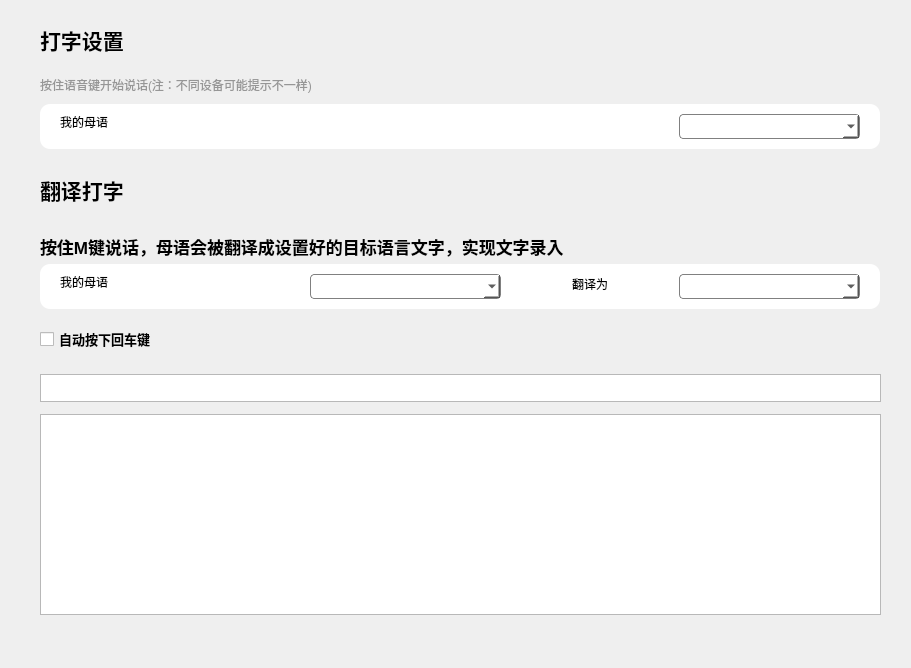
Above: EasyPointer/DialogTypeWord.ui from wlffeng2008/EasyPointer before the change. Below: the same form after it.
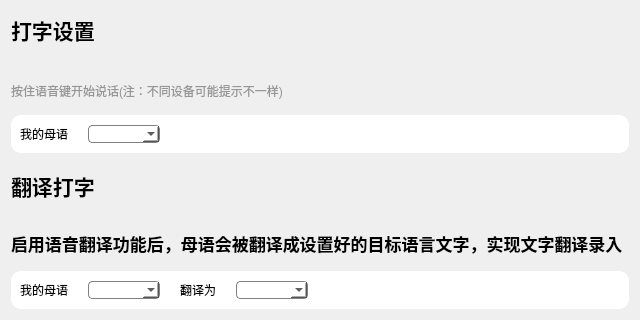
That is the form after the change. Icons and pictures are not drawn.

What changed in the file:
```diff
--- a/EasyPointer/DialogTypeWord.ui
+++ b/EasyPointer/DialogTypeWord.ui
@@ -6,8 +6,8 @@
    <rect>
     <x>0</x>
     <y>0</y>
-    <width>911</width>
-    <height>668</height>
+    <width>640</width>
+    <height>320</height>
    </rect>
   </property>
   <property name="windowTitle">
@@ -53,191 +53,12 @@
 }
 QLabel{color:black;}</string>
   </property>
-  <widget class="QPlainTextEdit" name="plainTextEdit">
-   <property name="geometry">
-    <rect>
-     <x>40</x>
-     <y>374</y>
-     <width>841</width>
-     <height>28</height>
-    </rect>
+  <layout class="QVBoxLayout" name="verticalLayout">
+   <property name="spacing">
+    <number>15</number>
    </property>
-  </widget>
-  <widget class="QCheckBox" name="checkBoxEnter">
-   <property name="geometry">
-    <rect>
-     <x>40</x>
-     <y>314</y>
-     <width>840</width>
-     <height>50</height>
-    </rect>
-   </property>
-   <property name="font">
-    <font>
-     <pointsize>10</pointsize>
-     <bold>true</bold>
-    </font>
-   </property>
-   <property name="text">
-    <string>自动按下回车键</string>
-   </property>
-  </widget>
-  <widget class="QLabel" name="label_2">
-   <property name="geometry">
-    <rect>
-     <x>40</x>
-     <y>164</y>
-     <width>560</width>
-     <height>51</height>
-    </rect>
-   </property>
-   <property name="minimumSize">
-    <size>
-     <width>560</width>
-     <height>0</height>
-    </size>
-   </property>
-   <property name="maximumSize">
-    <size>
-     <width>560</width>
-     <height>16777215</height>
-    </size>
-   </property>
-   <property name="font">
-    <font>
-     <pointsize>16</pointsize>
-     <bold>true</bold>
-    </font>
-   </property>
-   <property name="text">
-    <string>翻译打字</string>
-   </property>
-  </widget>
-  <widget class="QWidget" name="widget_1" native="true">
-   <property name="geometry">
-    <rect>
-     <x>40</x>
-     <y>104</y>
-     <width>840</width>
-     <height>45</height>
-    </rect>
-   </property>
-   <property name="styleSheet">
-    <string notr="true"/>
-   </property>
-   <widget class="QComboBox" name="comboBoxLang1">
-    <property name="geometry">
-     <rect>
-      <x>639</x>
-      <y>10</y>
-      <width>181</width>
-      <height>25</height>
-     </rect>
-    </property>
-    <property name="styleSheet">
-     <string notr="true"/>
-    </property>
-    <property name="maxVisibleItems">
-     <number>40</number>
-    </property>
-   </widget>
-   <widget class="QLabel" name="label_18">
-    <property name="geometry">
-     <rect>
-      <x>20</x>
-      <y>10</y>
-      <width>561</width>
-      <height>16</height>
-     </rect>
-    </property>
-    <property name="text">
-     <string>我的母语</string>
-    </property>
-   </widget>
-  </widget>
-  <widget class="QWidget" name="widget_3" native="true">
-   <property name="geometry">
-    <rect>
-     <x>40</x>
-     <y>264</y>
-     <width>840</width>
-     <height>45</height>
-    </rect>
-   </property>
-   <property name="styleSheet">
-    <string notr="true"/>
-   </property>
-   <widget class="QLabel" name="label_5">
-    <property name="geometry">
-     <rect>
-      <x>470</x>
-      <y>10</y>
-      <width>160</width>
-      <height>20</height>
-     </rect>
-    </property>
-    <property name="text">
-     <string>翻译为</string>
-    </property>
-    <property name="alignment">
-     <set>Qt::AlignmentFlag::AlignCenter</set>
-    </property>
-   </widget>
-   <widget class="QLabel" name="label_10">
-    <property name="geometry">
-     <rect>
-      <x>20</x>
-      <y>10</y>
-      <width>241</width>
-      <height>16</height>
-     </rect>
-    </property>
-    <property name="text">
-     <string>我的母语</string>
-    </property>
-   </widget>
-   <widget class="QComboBox" name="comboBoxLang2">
-    <property name="geometry">
-     <rect>
-      <x>270</x>
-      <y>10</y>
-      <width>191</width>
-      <height>25</height>
-     </rect>
-    </property>
-    <property name="styleSheet">
-     <string notr="true"/>
-    </property>
-    <property name="maxVisibleItems">
-     <number>40</number>
-    </property>
-   </widget>
-   <widget class="QComboBox" name="comboBoxLang3">
-    <property name="geometry">
-     <rect>
-      <x>639</x>
-      <y>10</y>
-      <width>181</width>
-      <height>25</height>
-     </rect>
-    </property>
-    <property name="styleSheet">
-     <string notr="true"/>
-    </property>
-    <property name="maxVisibleItems">
-     <number>40</number>
-    </property>
-   </widget>
-  </widget>
+   <item>
   <widget class="QLabel" name="label">
-   <property name="geometry">
-    <rect>
-     <x>40</x>
-     <y>24</y>
-     <width>560</width>
-     <height>31</height>
-    </rect>
-   </property>
    <property name="minimumSize">
     <size>
      <width>560</width>
@@ -260,15 +81,9 @@
     <string>打字设置</string>
    </property>
   </widget>
+   </item>
+   <item>
   <widget class="QLabel" name="label_4">
-   <property name="geometry">
-    <rect>
-     <x>40</x>
-     <y>54</y>
-     <width>831</width>
-     <height>40</height>
-    </rect>
-   </property>
    <property name="styleSheet">
     <string notr="true">color: rgb(150, 150, 150);</string>
    </property>
@@ -282,15 +97,76 @@
     <bool>true</bool>
    </property>
   </widget>
+   </item>
+   <item>
+    <widget class="QWidget" name="widget_1" native="true">
+     <property name="styleSheet">
+      <string notr="true"/>
+     </property>
+     <layout class="QHBoxLayout" name="horizontalLayout">
+      <property name="spacing">
+       <number>20</number>
+      </property>
+      <item>
+       <widget class="QLabel" name="label_18">
+        <property name="text">
+         <string>我的母语</string>
+        </property>
+       </widget>
+      </item>
+      <item>
+       <widget class="QComboBox" name="comboBoxLang1">
+        <property name="styleSheet">
+         <string notr="true"/>
+        </property>
+        <property name="maxVisibleItems">
+         <number>40</number>
+        </property>
+       </widget>
+      </item>
+      <item>
+       <spacer name="horizontalSpacer">
+        <property name="orientation">
+         <enum>Qt::Orientation::Horizontal</enum>
+        </property>
+        <property name="sizeHint" stdset="0">
+         <size>
+          <width>40</width>
+          <height>20</height>
+         </size>
+        </property>
+       </spacer>
+      </item>
+     </layout>
+    </widget>
+   </item>
+   <item>
+    <widget class="QLabel" name="label_2">
+     <property name="minimumSize">
+      <size>
+       <width>560</width>
+       <height>0</height>
+      </size>
+     </property>
+     <property name="maximumSize">
+      <size>
+       <width>560</width>
+       <height>16777215</height>
+      </size>
+     </property>
+     <property name="font">
+      <font>
+       <pointsize>16</pointsize>
+       <bold>true</bold>
+      </font>
+     </property>
+     <property name="text">
+      <string>翻译打字</string>
+     </property>
+    </widget>
+   </item>
+   <item>
   <widget class="QLabel" name="label_9">
-   <property name="geometry">
-    <rect>
-     <x>40</x>
-     <y>218</y>
-     <width>831</width>
-     <height>41</height>
-    </rect>
-   </property>
    <property name="font">
     <font>
      <pointsize>13</pointsize>
@@ -301,7 +177,7 @@
     <string notr="true"/>
    </property>
    <property name="text">
-    <string>按住M键说话，母语会被翻译成设置好的目标语言文字，实现文字录入</string>
+      <string>启用语音翻译功能后，母语会被翻译成设置好的目标语言文字，实现文字翻译录入</string>
    </property>
    <property name="alignment">
     <set>Qt::AlignmentFlag::AlignBottom|Qt::AlignmentFlag::AlignLeading|Qt::AlignmentFlag::AlignLeft</set>
@@ -310,16 +186,70 @@
     <bool>true</bool>
    </property>
   </widget>
-  <widget class="QPlainTextEdit" name="typingLog">
-   <property name="geometry">
-    <rect>
-     <x>40</x>
-     <y>414</y>
-     <width>841</width>
-     <height>201</height>
-    </rect>
-   </property>
-  </widget>
+   </item>
+   <item>
+    <widget class="QWidget" name="widget_3" native="true">
+     <property name="styleSheet">
+      <string notr="true"/>
+     </property>
+     <layout class="QHBoxLayout" name="horizontalLayout_2">
+      <property name="spacing">
+       <number>20</number>
+      </property>
+      <item>
+       <widget class="QLabel" name="label_10">
+        <property name="text">
+         <string>我的母语</string>
+        </property>
+       </widget>
+      </item>
+      <item>
+       <widget class="QComboBox" name="comboBoxLang2">
+        <property name="styleSheet">
+         <string notr="true"/>
+        </property>
+        <property name="maxVisibleItems">
+         <number>40</number>
+        </property>
+       </widget>
+      </item>
+      <item>
+       <widget class="QLabel" name="label_5">
+        <property name="text">
+         <string>翻译为</string>
+        </property>
+        <property name="alignment">
+         <set>Qt::AlignmentFlag::AlignCenter</set>
+        </property>
+       </widget>
+      </item>
+      <item>
+       <widget class="QComboBox" name="comboBoxLang3">
+        <property name="styleSheet">
+         <string notr="true"/>
+        </property>
+        <property name="maxVisibleItems">
+         <number>40</number>
+        </property>
+       </widget>
+      </item>
+      <item>
+       <spacer name="horizontalSpacer_2">
+        <property name="orientation">
+         <enum>Qt::Orientation::Horizontal</enum>
+        </property>
+        <property name="sizeHint" stdset="0">
+         <size>
+          <width>40</width>
+          <height>20</height>
+         </size>
+        </property>
+       </spacer>
+      </item>
+     </layout>
+    </widget>
+   </item>
+  </layout>
  </widget>
  <resources/>
  <connections/>
```
Lines whose indentation alone changed are shown as unchanged.
